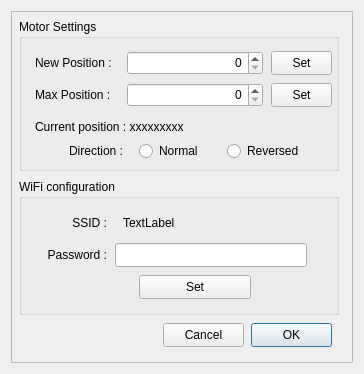
First picture: the form in Esatto.ui, repository rpineau/Esatto, before the edit.
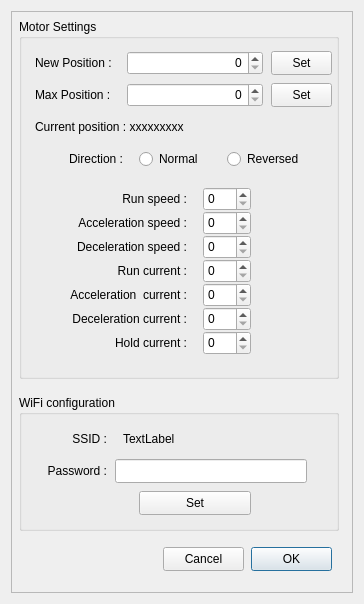
Second picture: the form after the edit. Custom widgets are drawn as their Qt base class.

Commit message: Fix a few issues. Added settings to changhe speed and current. Presets are not working even with the 1.3 firmware so I directly change the main settings

Patch:
```diff
--- a/Esatto.ui
+++ b/Esatto.ui
@@ -7,7 +7,7 @@
     <x>0</x>
     <y>0</y>
     <width>364</width>
-    <height>374</height>
+    <height>604</height>
    </rect>
   </property>
   <property name="sizePolicy">
@@ -19,13 +19,13 @@
   <property name="minimumSize">
    <size>
     <width>364</width>
-    <height>374</height>
+    <height>604</height>
    </size>
   </property>
   <property name="maximumSize">
    <size>
-    <width>640</width>
-    <height>374</height>
+    <width>364</width>
+    <height>604</height>
    </size>
   </property>
   <property name="windowTitle">
@@ -64,7 +64,7 @@
         <x>8</x>
         <y>8</y>
         <width>320</width>
-        <height>152</height>
+        <height>360</height>
        </rect>
       </property>
       <property name="title">
@@ -171,7 +171,7 @@
        <property name="geometry">
         <rect>
          <x>120</x>
-         <y>120</y>
+         <y>128</y>
          <width>80</width>
          <height>24</height>
         </rect>
@@ -184,7 +184,7 @@
        <property name="geometry">
         <rect>
          <x>208</x>
-         <y>120</y>
+         <y>128</y>
          <width>96</width>
          <height>24</height>
         </rect>
@@ -197,7 +197,7 @@
        <property name="geometry">
         <rect>
          <x>32</x>
-         <y>120</y>
+         <y>128</y>
          <width>72</width>
          <height>24</height>
         </rect>
@@ -209,6 +209,209 @@
         <set>Qt::AlignRight|Qt::AlignTrailing|Qt::AlignVCenter</set>
        </property>
       </widget>
+      <widget class="QLabel" name="label_6">
+       <property name="geometry">
+        <rect>
+         <x>24</x>
+         <y>312</y>
+         <width>144</width>
+         <height>24</height>
+        </rect>
+       </property>
+       <property name="text">
+        <string>Hold current :</string>
+       </property>
+       <property name="alignment">
+        <set>Qt::AlignRight|Qt::AlignTrailing|Qt::AlignVCenter</set>
+       </property>
+      </widget>
+      <widget class="QLabel" name="label_7">
+       <property name="geometry">
+        <rect>
+         <x>24</x>
+         <y>168</y>
+         <width>144</width>
+         <height>24</height>
+        </rect>
+       </property>
+       <property name="text">
+        <string>Run speed :</string>
+       </property>
+       <property name="alignment">
+        <set>Qt::AlignRight|Qt::AlignTrailing|Qt::AlignVCenter</set>
+       </property>
+      </widget>
+      <widget class="QLabel" name="label_8">
+       <property name="geometry">
+        <rect>
+         <x>24</x>
+         <y>192</y>
+         <width>144</width>
+         <height>24</height>
+        </rect>
+       </property>
+       <property name="text">
+        <string>Acceleration speed :</string>
+       </property>
+       <property name="alignment">
+        <set>Qt::AlignRight|Qt::AlignTrailing|Qt::AlignVCenter</set>
+       </property>
+      </widget>
+      <widget class="QLabel" name="label_9">
+       <property name="geometry">
+        <rect>
+         <x>24</x>
+         <y>216</y>
+         <width>144</width>
+         <height>24</height>
+        </rect>
+       </property>
+       <property name="text">
+        <string>Deceleration speed :</string>
+       </property>
+       <property name="alignment">
+        <set>Qt::AlignRight|Qt::AlignTrailing|Qt::AlignVCenter</set>
+       </property>
+      </widget>
+      <widget class="QLabel" name="label_10">
+       <property name="geometry">
+        <rect>
+         <x>24</x>
+         <y>240</y>
+         <width>144</width>
+         <height>24</height>
+        </rect>
+       </property>
+       <property name="text">
+        <string>Run current :</string>
+       </property>
+       <property name="alignment">
+        <set>Qt::AlignRight|Qt::AlignTrailing|Qt::AlignVCenter</set>
+       </property>
+      </widget>
+      <widget class="QLabel" name="label_11">
+       <property name="geometry">
+        <rect>
+         <x>24</x>
+         <y>288</y>
+         <width>144</width>
+         <height>24</height>
+        </rect>
+       </property>
+       <property name="text">
+        <string>Deceleration current :</string>
+       </property>
+       <property name="alignment">
+        <set>Qt::AlignRight|Qt::AlignTrailing|Qt::AlignVCenter</set>
+       </property>
+      </widget>
+      <widget class="QLabel" name="label_12">
+       <property name="geometry">
+        <rect>
+         <x>24</x>
+         <y>264</y>
+         <width>144</width>
+         <height>24</height>
+        </rect>
+       </property>
+       <property name="text">
+        <string>Acceleration  current :</string>
+       </property>
+       <property name="alignment">
+        <set>Qt::AlignRight|Qt::AlignTrailing|Qt::AlignVCenter</set>
+       </property>
+      </widget>
+      <widget class="QSpinBox" name="runSpeed">
+       <property name="geometry">
+        <rect>
+         <x>184</x>
+         <y>168</y>
+         <width>48</width>
+         <height>24</height>
+        </rect>
+       </property>
+       <property name="maximum">
+        <number>10</number>
+       </property>
+      </widget>
+      <widget class="QSpinBox" name="accSpeed">
+       <property name="geometry">
+        <rect>
+         <x>184</x>
+         <y>192</y>
+         <width>48</width>
+         <height>24</height>
+        </rect>
+       </property>
+       <property name="maximum">
+        <number>10</number>
+       </property>
+      </widget>
+      <widget class="QSpinBox" name="decSpeed">
+       <property name="geometry">
+        <rect>
+         <x>184</x>
+         <y>216</y>
+         <width>48</width>
+         <height>24</height>
+        </rect>
+       </property>
+       <property name="maximum">
+        <number>10</number>
+       </property>
+      </widget>
+      <widget class="QSpinBox" name="runCurrent">
+       <property name="geometry">
+        <rect>
+         <x>184</x>
+         <y>240</y>
+         <width>48</width>
+         <height>24</height>
+        </rect>
+       </property>
+       <property name="maximum">
+        <number>10</number>
+       </property>
+      </widget>
+      <widget class="QSpinBox" name="accCurrent">
+       <property name="geometry">
+        <rect>
+         <x>184</x>
+         <y>264</y>
+         <width>48</width>
+         <height>24</height>
+        </rect>
+       </property>
+       <property name="maximum">
+        <number>10</number>
+       </property>
+      </widget>
+      <widget class="QSpinBox" name="decCurrent">
+       <property name="geometry">
+        <rect>
+         <x>184</x>
+         <y>288</y>
+         <width>48</width>
+         <height>24</height>
+        </rect>
+       </property>
+       <property name="maximum">
+        <number>10</number>
+       </property>
+      </widget>
+      <widget class="QSpinBox" name="holdCurrent">
+       <property name="geometry">
+        <rect>
+         <x>184</x>
+         <y>312</y>
+         <width>48</width>
+         <height>24</height>
+        </rect>
+       </property>
+       <property name="maximum">
+        <number>5</number>
+       </property>
+      </widget>
      </widget>
      <widget class="QPushButton" name="pushButtonOK">
       <property name="enabled">
@@ -217,7 +420,7 @@
       <property name="geometry">
        <rect>
         <x>240</x>
-        <y>312</y>
+        <y>536</y>
         <width>81</width>
         <height>24</height>
        </rect>
@@ -233,7 +436,7 @@
       <property name="geometry">
        <rect>
         <x>152</x>
-        <y>312</y>
+        <y>536</y>
         <width>81</width>
         <height>24</height>
        </rect>
@@ -246,7 +449,7 @@
       <property name="geometry">
        <rect>
         <x>8</x>
-        <y>168</y>
+        <y>384</y>
         <width>320</width>
         <height>136</height>
        </rect>
```
The commit also changes 3 other files.
